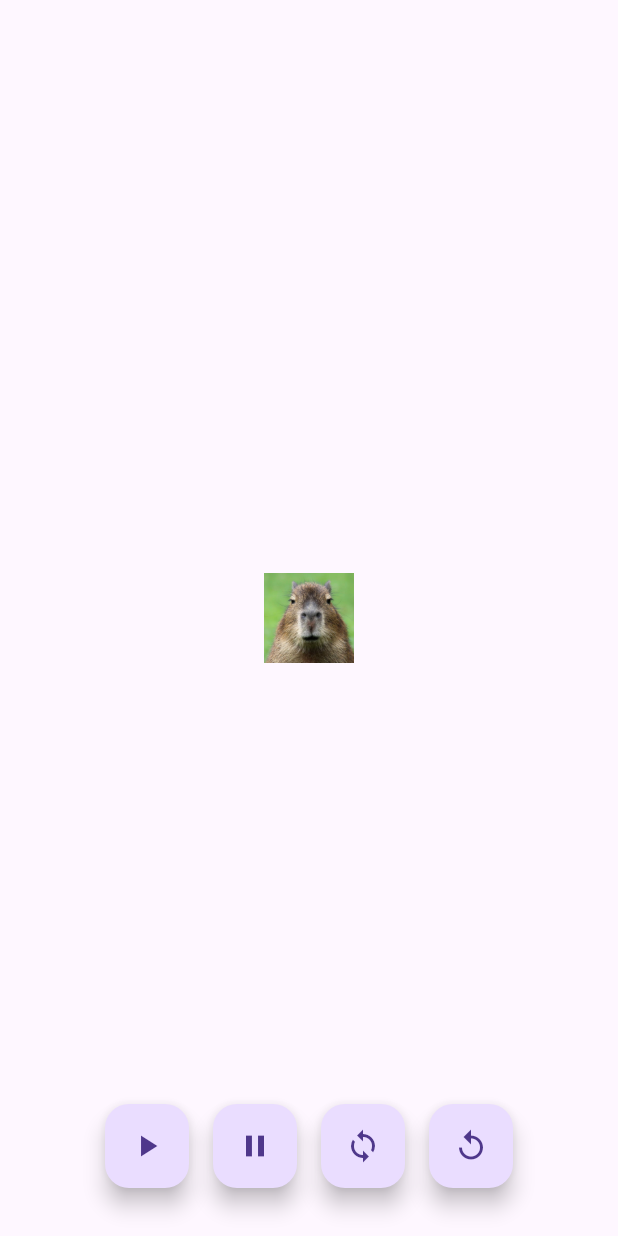
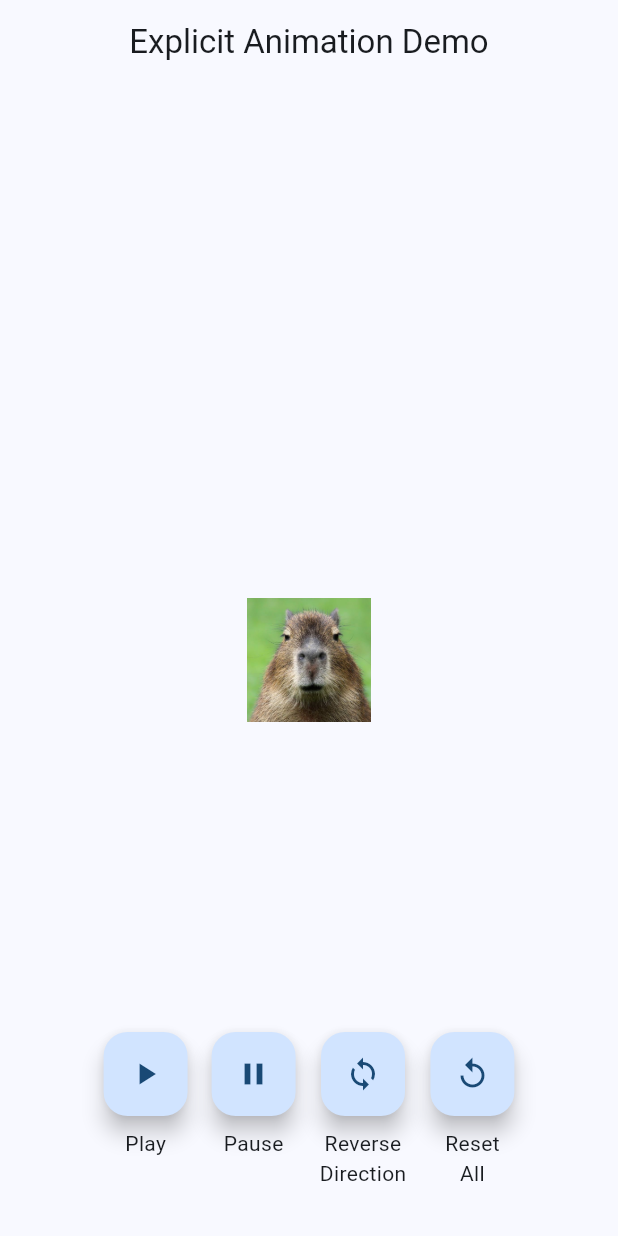
Before and after one commit to tlin41390/explicit_animation, a Flutter app: the screen it shows after launch, after a tap on the "play arrow" icon, on a phone screen of 412 x 824 dp. Run offline on Flutter 3.47's test engine with Material 3 defaults, Android fonts, the phone set to English and light mode, and no system bars.

Commit message:
Added looping functionality, updated button...
... functionality and labels, updated color scheme, updated animation time, added comments, added dispose method, added statusListener and AnimationDirection and AnimationPlayState enums

```diff
--- a/lib/main.dart
+++ b/lib/main.dart
@@ -1,105 +1,186 @@
 import 'package:flutter/material.dart';
 
-void main() => runApp(const LogoApp());
+void main() => runApp(const ExplicitAnimationDemoApp());
 
-class LogoApp extends StatefulWidget {
-  const LogoApp({super.key});
+enum AnimationDirection { forward, reverse }
+
+enum AnimationPlayState { playing, paused }
+
+class ExplicitAnimationDemoApp extends StatefulWidget {
+  const ExplicitAnimationDemoApp({super.key});
 
   @override
-  State<LogoApp> createState() => _LogoAppState();
+  State<ExplicitAnimationDemoApp> createState() =>
+      _ExplicitAnimationDemoAppState();
 }
 
-class _LogoAppState extends State<LogoApp> with SingleTickerProviderStateMixin {
+class _ExplicitAnimationDemoAppState extends State<ExplicitAnimationDemoApp>
+    with SingleTickerProviderStateMixin {
+  late AnimationController controller;
   late Animation<double> animation;
-  late AnimationController controller;
 
+  late AnimationDirection animationDirection;
+  late AnimationPlayState animationPlayState;
+
+  double minSize = 0;
+  double maxSize = 300;
 
   @override
   void initState() {
     super.initState();
     controller = AnimationController(
-      duration: const Duration(seconds: 2),
+      duration: const Duration(seconds: 4),
       vsync: this,
     );
-    animation = Tween<double>(begin: 0, end: 300).animate(controller)
+    animationDirection = AnimationDirection.forward;
+    animationPlayState = AnimationPlayState.paused;
+    animation =
+        Tween<double>(begin: minSize, end: maxSize).animate(controller)
           ..addListener(() {
             setState(() {});
           })
-      ..addStatusListener((status){
-        if(status == AnimationStatus.completed){
+          ..addStatusListener((status) {
+            if (status == AnimationStatus.completed) {
+              if (animationPlayState == AnimationPlayState.playing &&
+                  animationDirection == AnimationDirection.forward) {
                 controller.reset();
                 controller.forward();
-        } else if(status == AnimationStatus.dismissed){
-          controller.forward();
               }
-      });
-
-      //loop continuously
-      controller.forward();
+            } else if (status == AnimationStatus.dismissed) {
+              if (animationPlayState == AnimationPlayState.playing &&
+                  animationDirection == AnimationDirection.reverse) {
+                controller.value = 1.0;
+                controller.reverse();
+              }
+            }
+          })
+          ..addStatusListener(
+            (status) => print(
+              'status: $status, animationPlayState: $animationPlayState, animationDirection: $animationDirection',
+            ),
+          );
   }
 
   void _startAnimation() {
-     if (controller.status == AnimationStatus.reverse ) {
+    if (animationDirection == AnimationDirection.forward) {
+      controller.forward();
+    } else {
+      // animationDirection == AnimationDirection.reverse
+      if (controller.status == AnimationStatus.dismissed) {
+        controller.value = 1.0;
+      }
       controller.reverse();
-    } else {
-      controller.forward();
     }
+    animationPlayState = AnimationPlayState.playing;
   }
 
   void _pauseAnimation() {
     controller.stop();
-  }
-
-  void _restartAnimation() {
-    controller.reset();
-    //controller.forward();
+    animationPlayState = AnimationPlayState.paused;
   }
 
   void _reverseAnimation() {
-    if (controller.status == AnimationStatus.forward ||
-        controller.status == AnimationStatus.completed) {
+    if (animationDirection == AnimationDirection.forward) {
+      animationDirection = AnimationDirection.reverse;
+      if (animationPlayState == AnimationPlayState.playing) {
         controller.reverse();
+      }
     } else {
+      // animationDirection == AnimationDirection.reverse
+      animationDirection = AnimationDirection.forward;
+      if (animationPlayState == AnimationPlayState.playing) {
         controller.forward();
       }
+    }
+  }
+
+  void _resetAnimation() {
+    animationDirection = AnimationDirection.forward;
+    animationPlayState = AnimationPlayState.paused;
+    controller.reset();
+  }
+
+  @override
+  void dispose() {
+    controller.dispose();
+    super.dispose();
   }
 
   @override
   Widget build(BuildContext context) {
     return MaterialApp(
       debugShowCheckedModeBanner: false,
+      theme: ThemeData(colorSchemeSeed: Colors.blue),
+      title: 'Explicit Animation Demo',
       home: Scaffold(
+        appBar: AppBar(
+          title: const Text('Explicit Animation Demo'),
+          centerTitle: true,
+        ),
         body: Center(
           child: Container(
             margin: const EdgeInsets.symmetric(vertical: 10),
             height: animation.value,
             width: animation.value,
-            child: Image.asset('assets/images/capybara.jpg', fit: BoxFit.contain),
+            // child: const FlutterLogo(),
+            child: Image.asset(
+              'assets/images/capybara.jpg',
+              fit: BoxFit.contain,
+            ),
           ),
         ),
         floatingActionButton: Padding(
           padding: const EdgeInsets.only(bottom: 16),
           child: Row(
             mainAxisAlignment: MainAxisAlignment.center,
+            crossAxisAlignment: CrossAxisAlignment.start,
+            children: [
+              Column(
+                mainAxisSize: MainAxisSize.min,
                 children: [
                   FloatingActionButton(
                     onPressed: _startAnimation,
                     child: const Icon(Icons.play_arrow),
                   ),
+                  const SizedBox(height: 8),
+                  Text("Play", textAlign: TextAlign.center),
+                ],
+              ),
               const SizedBox(width: 16),
+              Column(
+                mainAxisSize: MainAxisSize.min,
+                children: [
                   FloatingActionButton(
                     onPressed: _pauseAnimation,
                     child: const Icon(Icons.pause),
                   ),
+                  const SizedBox(height: 8),
+                  Text("Pause", textAlign: TextAlign.center),
+                ],
+              ),
               const SizedBox(width: 16),
+              Column(
+                mainAxisSize: MainAxisSize.min,
+                children: [
                   FloatingActionButton(
                     onPressed: _reverseAnimation,
                     child: const Icon(Icons.sync),
                   ),
+                  const SizedBox(height: 8),
+                  Text("Reverse\nDirection", textAlign: TextAlign.center),
+                ],
+              ),
               const SizedBox(width: 16),
+              Column(
+                mainAxisSize: MainAxisSize.min,
+                children: [
                   FloatingActionButton(
-                onPressed: _restartAnimation,
+                    onPressed: _resetAnimation,
                     child: const Icon(Icons.replay),
+                  ),
+                  const SizedBox(height: 8),
+                  Text("Reset\nAll", textAlign: TextAlign.center),
+                ],
               ),
             ],
           ),
@@ -108,5 +189,4 @@ class _LogoAppState extends State<LogoApp> with SingleTickerProviderStateMixin {
       ),
     );
   }
-
 }
```
Lines whose indentation alone changed are shown as unchanged.
